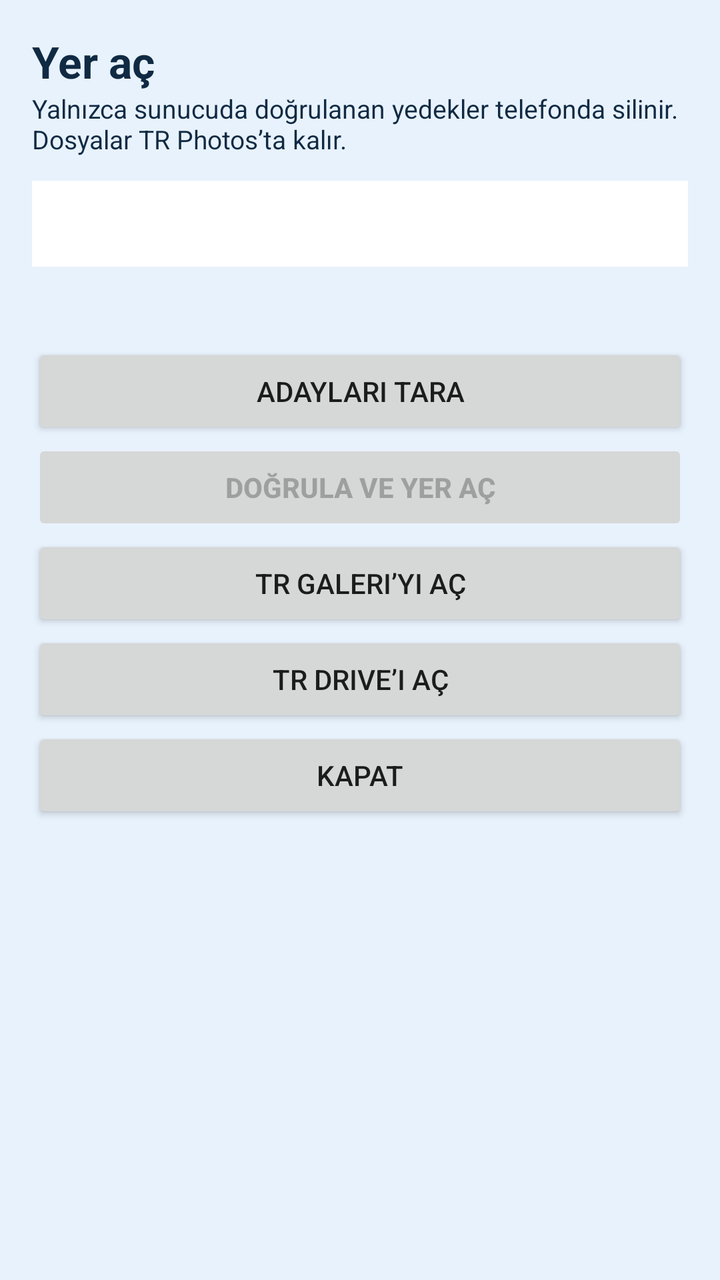
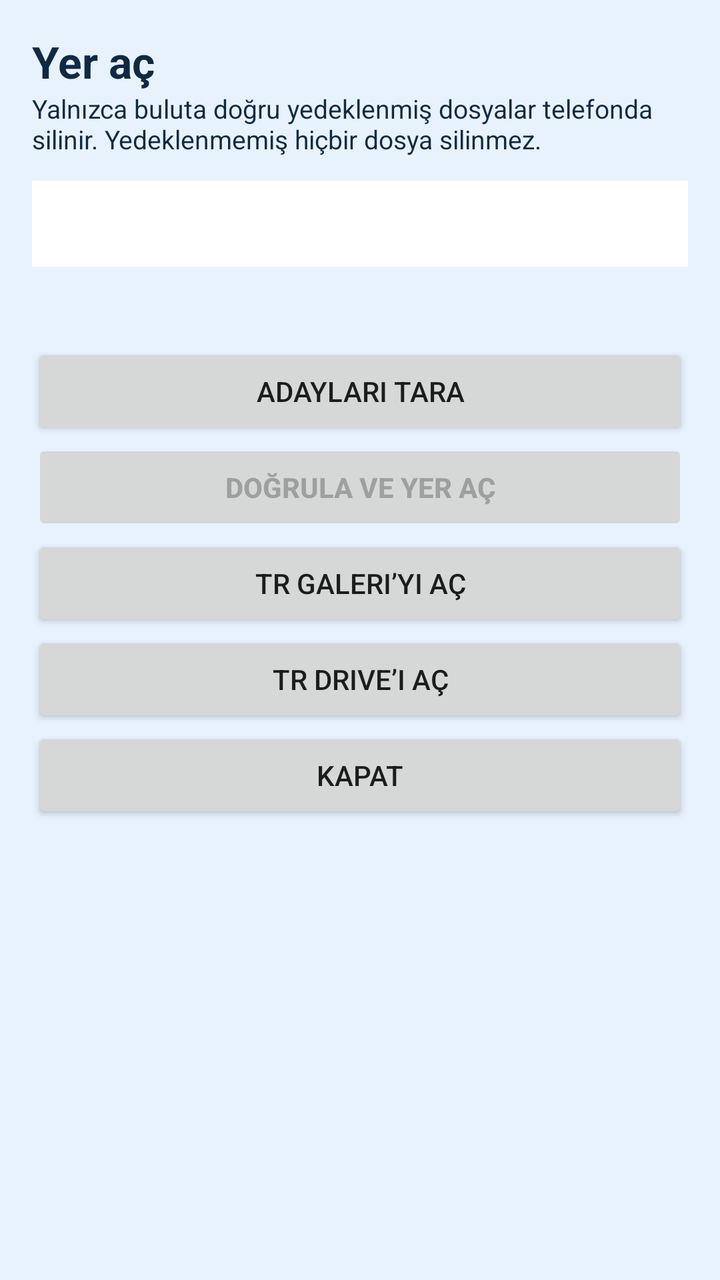

Before-and-after screenshots of an Android layout around one commit, followed by the original layout XML and the change that was made.
<!-- AndroidManifest.xml: activity theme Theme.TRDriver -->
<!-- res/layout/activity_free_up_space.xml -->
<?xml version="1.0" encoding="utf-8"?>
<LinearLayout xmlns:android="http://schemas.android.com/apk/res/android"
    android:layout_width="match_parent"
    android:layout_height="match_parent"
    android:background="@color/tr_sky"
    android:orientation="vertical"
    android:padding="16dp">

    <TextView
        android:layout_width="match_parent"
        android:layout_height="wrap_content"
        android:text="Yer aç"
        android:textColor="@color/tr_ink"
        android:textSize="22sp"
        android:textStyle="bold" />

    <TextView
        android:layout_width="match_parent"
        android:layout_height="wrap_content"
        android:layout_marginBottom="12dp"
        android:text="Yalnızca sunucuda doğrulanan yedekler telefonda silinir. Dosyalar TR Photos’ta kalır."
        android:textColor="@color/tr_ink"
        android:textSize="13sp" />

    <TextView
        android:id="@+id/freeUpSummary"
        android:layout_width="match_parent"
        android:layout_height="wrap_content"
        android:background="@android:color/white"
        android:padding="12dp"
        android:textColor="@color/tr_ink"
        android:textSize="14sp" />

    <TextView
        android:id="@+id/freeUpStatus"
        android:layout_width="match_parent"
        android:layout_height="wrap_content"
        android:layout_marginTop="10dp"
        android:textColor="@color/tr_ink"
        android:textSize="12sp" />

    <ProgressBar
        android:id="@+id/freeUpBar"
        style="?android:attr/progressBarStyleHorizontal"
        android:layout_width="match_parent"
        android:layout_height="8dp"
        android:layout_marginTop="8dp"
        android:max="100"
        android:progressTint="@color/tr_blue"
        android:visibility="gone" />

    <Button
        android:id="@+id/btnScanFreeUp"
        android:layout_width="match_parent"
        android:layout_height="wrap_content"
        android:layout_marginTop="12dp"
        android:text="Adayları tara" />

    <Button
        android:id="@+id/btnVerifyAndFree"
        android:layout_width="match_parent"
        android:layout_height="wrap_content"
        android:enabled="false"
        android:text="Doğrula ve yer aç"
        android:textStyle="bold" />

    <Button
        android:id="@+id/btnOpenPhotos"
        android:layout_width="match_parent"
        android:layout_height="wrap_content"
        android:text="TR Galeri’yi aç" />

    <Button
        android:id="@+id/btnOpenDrive"
        android:layout_width="match_parent"
        android:layout_height="wrap_content"
        android:text="TR Drive’ı aç" />

    <Button
        android:id="@+id/btnCloseFreeUp"
        android:layout_width="match_parent"
        android:layout_height="wrap_content"
        android:text="Kapat" />
</LinearLayout>
<!-- resources referenced by this layout -->
<resources>
  <color name="tr_blue">#0B5CAD</color>
  <color name="tr_ink">#102A43</color>
  <color name="tr_sky">#E8F2FC</color>
  <style name="Theme.TRDriver" parent="Theme.MaterialComponents.Light.NoActionBar">
          <item name="colorPrimary">@color/tr_blue</item>
          <item name="colorPrimaryVariant">@color/tr_blue_dark</item>
          <item name="colorOnPrimary">@color/tr_white</item>
          <item name="android:statusBarColor">@color/tr_blue_dark</item>
          <item name="android:windowBackground">@color/tr_sky</item>
      </style>
  <color name="tr_blue_dark">#083F78</color>
  <color name="tr_white">#FFFFFF</color>
</resources>

<!-- the commit's change to res/layout/activity_free_up_space.xml (unified diff, before → after) -->
@@ -18,7 +18,7 @@
         android:layout_width="match_parent"
         android:layout_height="wrap_content"
         android:layout_marginBottom="12dp"
-        android:text="Yalnızca sunucuda doğrulanan yedekler telefonda silinir. Dosyalar TR Photos’ta kalır."
+        android:text="Yalnızca buluta doğru yedeklenmiş dosyalar telefonda silinir. Yedeklenmemiş hiçbir dosya silinmez."
         android:textColor="@color/tr_ink"
         android:textSize="13sp" />
 
